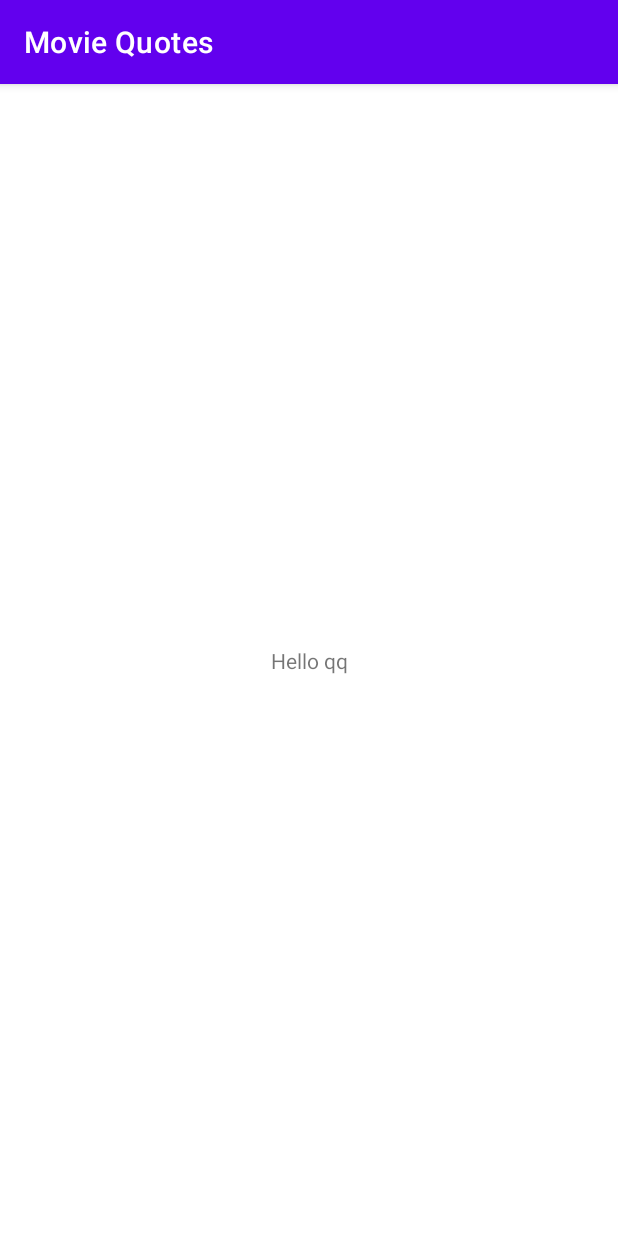
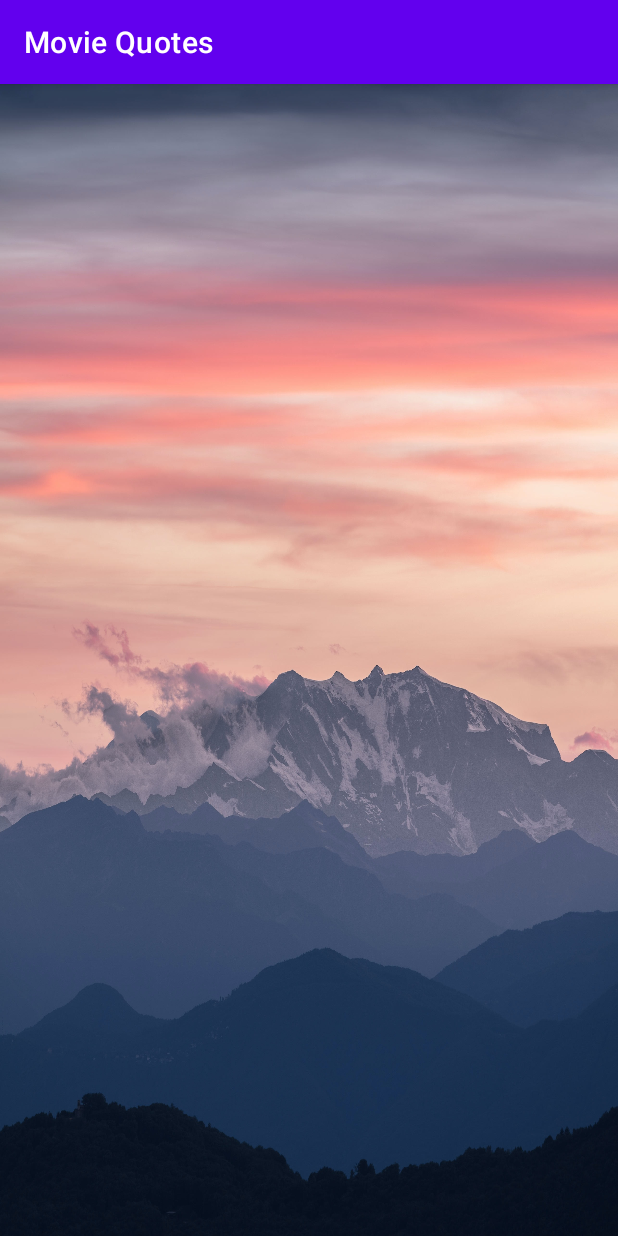
Before and after one commit to l-DoctorWhy-l/proj, an Android app: the screen it shows after launch (MainActivity), on a phone screen of 412 x 824 dp. Run offline under Robolectric (Android 15) with nearby library versions, the phone set to English and light mode, and no system bars.

Commit message:
add bg into

```diff
--- a/app/src/main/res/layout/activity_main.xml
+++ b/app/src/main/res/layout/activity_main.xml
@@ -1,18 +1,11 @@
 <?xml version="1.0" encoding="utf-8"?>
-<androidx.constraintlayout.widget.ConstraintLayout xmlns:android="http://schemas.android.com/apk/res/android"
+<LinearLayout xmlns:android="http://schemas.android.com/apk/res/android"
     xmlns:app="http://schemas.android.com/apk/res-auto"
     xmlns:tools="http://schemas.android.com/tools"
     android:layout_width="match_parent"
     android:layout_height="match_parent"
+    android:background="@drawable/bg"
     tools:context=".MainActivity">
 
-    <TextView
-        android:layout_width="wrap_content"
-        android:layout_height="wrap_content"
-        android:text="Hello qq"
-        app:layout_constraintBottom_toBottomOf="parent"
-        app:layout_constraintEnd_toEndOf="parent"
-        app:layout_constraintStart_toStartOf="parent"
-        app:layout_constraintTop_toTopOf="parent" />
 
-</androidx.constraintlayout.widget.ConstraintLayout>
+</LinearLayout>
```
Also changed, not shown: app/src/main/res/drawable/bg.jpg (added).
